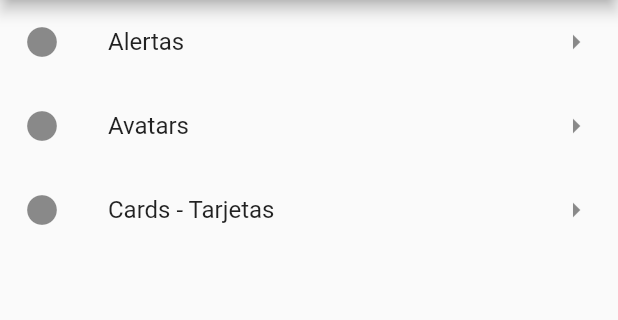
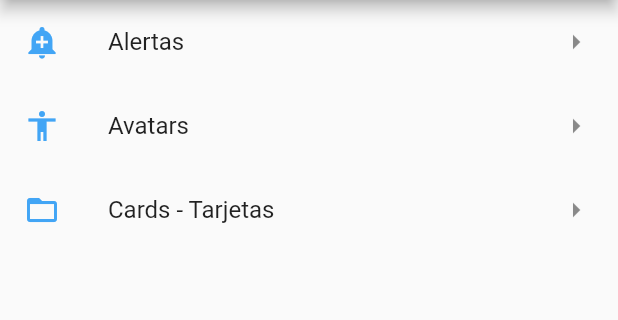
Before and after one commit to KendrysDiaz/app_components, a Flutter app: the screen it shows after launch, on a phone screen of 412 x 824 dp, the part 84-404 px from its top. Run offline on Flutter 3.47's test engine with Material 2 defaults, Android fonts, the phone set to English and light mode, and no system bars.

```diff
--- a/lib/main.dart
+++ b/lib/main.dart
@@ -1,3 +1,5 @@
+import 'package:app_components/src/pages/alert_page.dart';
+import 'package:app_components/src/pages/avatar_page.dart';
 import 'package:flutter/material.dart';
 
 import 'package:app_components/src/pages/home_page.dart';
@@ -9,10 +11,15 @@ class MyApp extends StatelessWidget {
 
   @override
   Widget build(BuildContext context) {
-    return const MaterialApp(
+    return MaterialApp(
       title: 'Componentes App',
       debugShowCheckedModeBanner: false,
-      home: HomePage(),
+      initialRoute: '/',
+      routes: <String, WidgetBuilder>{
+        '/': (context) => const HomePage(),
+        'alert': (context) => const AlertPage(),
+        'avatar': (context) => const AvatarPage(),
+      },
     );
   }
 }
--- a/lib/src/pages/home_page.dart
+++ b/lib/src/pages/home_page.dart
@@ -1,4 +1,5 @@
 import 'package:app_components/src/providers/menu_provider.dart';
+import 'package:app_components/src/utils/icon_string_util.dart';
 import 'package:flutter/material.dart';
 
 class HomePage extends StatelessWidget {
@@ -18,7 +19,7 @@ class HomePage extends StatelessWidget {
       initialData: const [],
       builder: (context, AsyncSnapshot<List<dynamic>> snapshot) {
         return ListView(
-          children: _listItems(snapshot.data!),
+          children: _listItems(snapshot.data!, context),
         );
       },
     );
@@ -28,15 +29,17 @@ class HomePage extends StatelessWidget {
     // );
   }
 
-  List<Widget> _listItems(List<dynamic> data) {
+  List<Widget> _listItems(List<dynamic> data, BuildContext context) {
     final List<Widget> opciones = [];
     for (var opt in data) {
       if (opt.containsKey('texto')) {
         final widgetTemp = ListTile(
           title: Text(opt['texto']),
-          leading: const Icon(Icons.circle),
+          leading: getIcon(opt['icon']),
           trailing: const Icon(Icons.arrow_right),
-          onTap: () {},
+          onTap: () {
+            Navigator.pushNamed(context, opt['ruta']);
+          },
         );
         opciones.add(widgetTemp);
       }
@@ -44,4 +47,5 @@ class HomePage extends StatelessWidget {
 
     return opciones;
   }
+
 }
--- /dev/null
+++ b/lib/src/utils/icon_string_util.dart
@@ -0,0 +1,14 @@
+import 'package:flutter/material.dart';
+
+final _icons = <String, IconData>{
+  "add_alert": Icons.add_alert,
+  "accessibility": Icons.accessibility,
+  "folder_open": Icons.folder_open,
+};
+
+Icon getIcon(String nameIcon) {
+  return Icon(
+    _icons[nameIcon],
+    color: Colors.blue[400],
+  );
+}
```
Also changed, not shown: lib/src/pages/alert_page.dart (added, +12 -0 lines), lib/src/pages/avatar_page.dart (added, +12 -0 lines).
